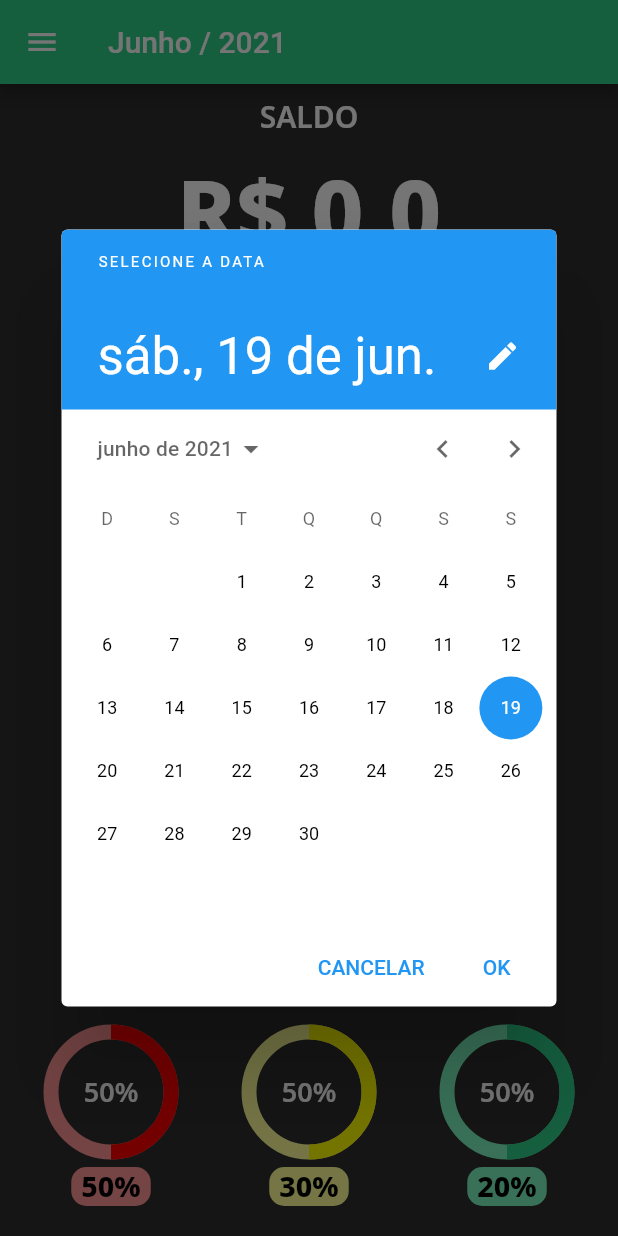
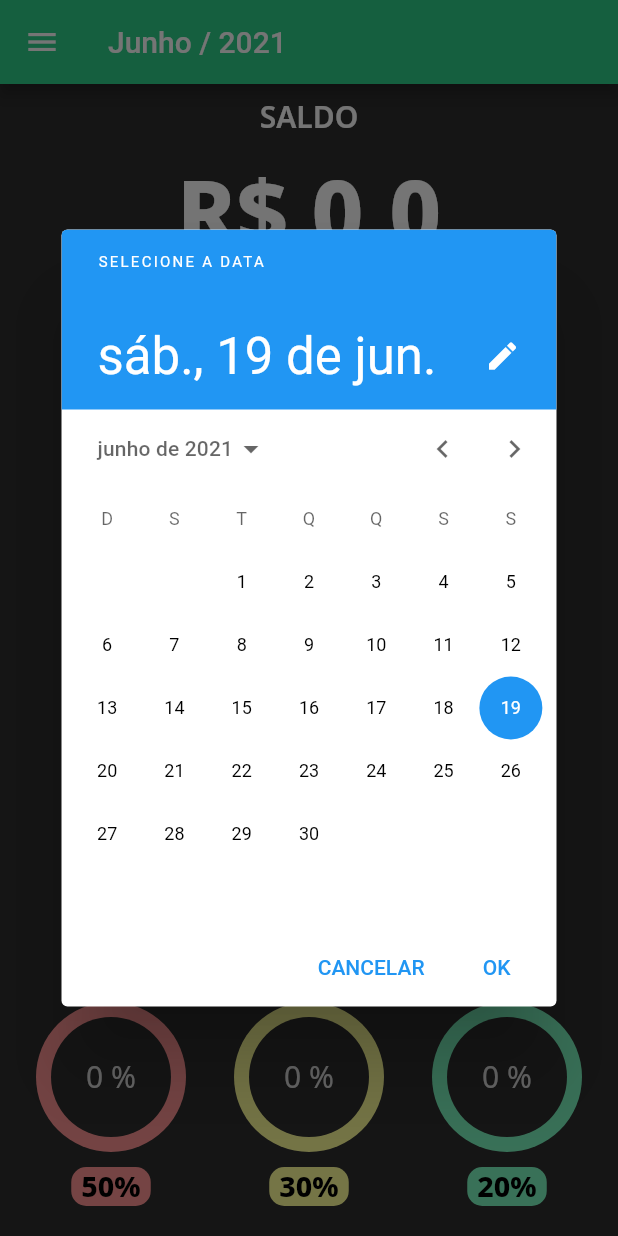
Before and after one commit to denersonpinas/moneyspace, a Flutter app: the screen it shows after launch, after a tap on an icon or button, on a phone screen of 412 x 824 dp. Run offline on Flutter 3.47's test engine with Material 2 defaults, Android fonts, the phone set to English and light mode, and no system bars; our stand-ins replace google_fonts.

Commit message:
finalização do chart_widget

```diff
--- a/lib/home/home_page.dart
+++ b/lib/home/home_page.dart
@@ -1,4 +1,5 @@
 import 'dart:convert';
+import 'dart:core';
 
 import 'package:moneyspace/admin/login_page.dart';
 import 'package:moneyspace/core/app_text_styles.dart';
@@ -15,6 +16,8 @@ class HomePage extends StatefulWidget {
   @override
   _HomePageState createState() => _HomePageState();
 }
+
+const two_PI = 3.14 * 2;
 
 class _HomePageState extends State<HomePage> {
 
@@ -151,10 +154,10 @@ class _HomePageState extends State<HomePage> {
     }
   }
 
-  _setPercent(tipo){
+  double _setPercent(tipo){
     if(_setCount() == 0){
       setState(() {
-        percent = 0.5;
+        percent = 0;
       });
     } else if(_setCount() > 0) {
         double calcgastostipo = 0;
@@ -167,9 +170,8 @@ class _HomePageState extends State<HomePage> {
         }
         setState(() {
           result = calcgastostipo / (_setSaldoReceita() * 0.33);
-          percent = result;
+          percent = double.parse(result.toStringAsPrecision(2));;
         });
-        // num.parse(result.toStringAsPrecision(2));
     } else {
         percent = 0.0;
     }
@@ -185,6 +187,8 @@ class _HomePageState extends State<HomePage> {
       });
     });
   }
+
+  final size = 100.0;
 
   @override
   Widget build(BuildContext context) {
@@ -202,7 +206,7 @@ class _HomePageState extends State<HomePage> {
                         child: Image.asset(AppImages.sifrao, scale: 1.5,)
                       ),
                       accountName: Text('Luís Lima'),
-                      accountEmail: Text('Vamos investir para nosso futuro garantir')),
+                      accountEmail: Text('Vamos investir!')),
                   ListTile(
                     leading: Icon(Icons.home),
                     title: Text('Editar Nome'),
@@ -321,21 +325,24 @@ class _HomePageState extends State<HomePage> {
                           percent: _setPercent(1),
                           varPercent: 50,
                           label: "vermelho",
-                        )),
+                        )
+                      ),
                       Expanded(
                         flex: 2,
                         child: ChartWidget(
                           percent: _setPercent(2),
                           varPercent: 30,
                           label: "amarelo",
-                        )),
+                        )
+                      ),
                       Expanded(
                         flex: 2,
                         child: ChartWidget(
                           percent: _setPercent(3),
                           varPercent: 20,
                           label: "verde",
-                        )),
+                        )
+                      ),
                     ],
                   ),
                 )
--- a/lib/home/widget/chart/chart_widget.dart
+++ b/lib/home/widget/chart/chart_widget.dart
@@ -35,61 +35,72 @@ class ChartWidget extends StatefulWidget {
   @override
   _ChartWidgetState createState() => _ChartWidgetState();
 }
-
+const two_PI = 3.14 * 2;
 class _ChartWidgetState extends State<ChartWidget>
   with SingleTickerProviderStateMixin {
 
-  late AnimationController _controller;
-  late Animation<double> _animation;
-
-  void _initAnimation() {
-    _controller = AnimationController(
-      vsync: this,
-      duration: Duration(seconds: 3)
-    );
-    setState(() {
-      _animation = Tween<double>(begin: 0.0, end: widget.percent).animate(_controller);
-    });
-    _controller.forward();
-  }
-
   @override
   void initState() {
-    _initAnimation();
     super.initState();
   }
-
+  final size = 100.0;
   @override
   Widget build(BuildContext context) {
     return Column(
       children: [
-        Container(
-          height: 80,
-          width: 80,
-          child: AnimatedBuilder(
-            animation: _animation,
-            builder: (context, _)=> Stack(
+        Center(
+          child: TweenAnimationBuilder(
+            tween: Tween(begin: 0.0,end: widget.percent),
+            duration: Duration(seconds: 4),
+            builder: (context,double value,child){
+              int percentage = (value*100).ceil();
+              return Container(
+                width: size,
+                height: size,
+                child: Stack(
                   children: [
-                Center(
+                    ShaderMask(
+                      shaderCallback: (rect){
+                        return SweepGradient(
+                            startAngle: 0.0,
+                            endAngle: two_PI,
+                            stops: [value,value],
+                            center: Alignment.center,
+                            colors: [widget.cor,widget.bgCor]
+                        ).createShader(rect);
+                      },
                       child: Container(
-                    height: 80,
-                    width: 80,
-                    child: CircularProgressIndicator(
-                      strokeWidth: 10,
-                      value: _animation.value,
-                      backgroundColor: widget.bgCor,
-                      valueColor: AlwaysStoppedAnimation<Color>(widget.cor),
+                        width: size,
+                        height: size,
+                        decoration: BoxDecoration(
+                            shape: BoxShape.circle,
+                            color: AppColors.white
+                            // image: DecorationImage(image: Image.asset("assets/images/radial_scale.png").image)
                         ),
                       ),
                     ),
                     Center(
-                  child: Text("${(_animation.value * 100).toInt()}%",
-                    style: AppTextStyles.heading,
+                      child: Container(
+                        width: size-20,
+                        height: size-20,
+                        decoration: BoxDecoration(
+                            color: AppColors.darkGreyBlack,
+                            shape: BoxShape.circle
                         ),
+                        child: Center(
+                          child:
+                            Text(
+                              "$percentage %",
+                              style: AppTextStyles.body20,
+                            )
+                        ),
+                      )
                     )
                   ],
                 ),
-          ),
+              );
+            },
+          )
         ),
         Padding(
           padding: const EdgeInsets.symmetric(vertical: 10),
--- a/lib/home/widget/percentual/percentual_widget.dart
+++ b/lib/home/widget/percentual/percentual_widget.dart
@@ -74,9 +74,6 @@ class _PercentualWidgetState extends State<PercentualWidget> {
             Container(
               child: Column(
                   children: [
-                    // SizedBox(
-                    //   height: 10,
-                    // ),
                     TextFieldWidget(
                       label: "Gastos Essenciais(%)",
                       nameController: _typeOneController,
--- a/lib/selection/selection_page.dart
+++ b/lib/selection/selection_page.dart
@@ -17,9 +17,12 @@ class _SelectionPageState extends State<SelectionPage> {
 
   GlobalKey<FormState> _formKey = GlobalKey<FormState>();
 
+  String _infoText = "";
+
   void _addTodo() {
     setState(() {
       Map<String, dynamic> newfinance = Map();
+      if(double.parse(_valorController.text) > 0){
         if(iconRed == true){
           newfinance["gastos descrição"] = _decricaoGastosController.text;
           newfinance["gastos valor"] = _valorController.text;
@@ -42,7 +45,13 @@ class _SelectionPageState extends State<SelectionPage> {
           newfinance["ano"] = ano.toString();
           newfinance["mes"] = mes.toString();
         }
+        // Navegação: Volta para a HOMEPAGE
         Navigator.pop(context, newfinance);
+      } else {
+        setState(() {
+          _infoText = "Coloque um valor valido positivo";
+        });
+      }
     });
   }
 
@@ -74,6 +83,7 @@ class _SelectionPageState extends State<SelectionPage> {
 
   @override
   void initState() {
+    _infoText = "";
     super.initState();
     _dateTime = null;
     dropdownValue = null;
@@ -309,8 +319,9 @@ class _SelectionPageState extends State<SelectionPage> {
                   nameController: _valorController,
                 ),
                 SizedBox(
-                  height: 10,
+                  height: 5,
                 ),
+                Text(_infoText, style: AppTextStyles.body20,),
                 SizedBox(
                   height: 20,
                 ),
```
Lines whose indentation alone changed are shown as unchanged.
